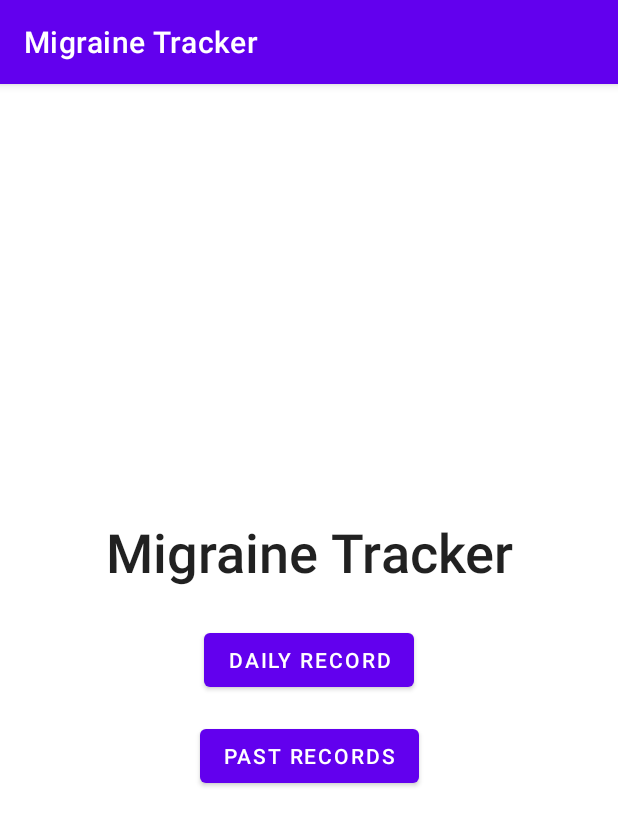
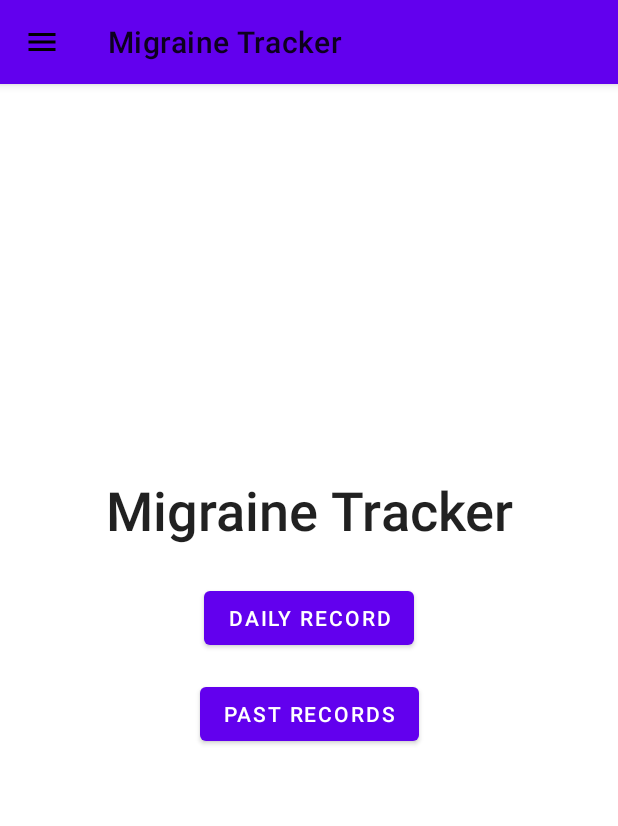
Before and after one commit to RegBl/MigraineTracker, an Android app built with Jetpack Compose: the screen it shows after launch (MainActivity), on a phone screen of 412 x 824 dp. Shown: the top 826 px of the screen. Run offline under Robolectric (Android 15) with nearby library versions, the phone set to English and light mode, and no system bars; our stand-ins replace Room's generated code, data binding.

Commit message:
Added app bar and some search elements, revised list item,

```diff
--- /dev/null
+++ b/app/src/main/res/drawable/ic_baseline_menu_24.xml
@@ -0,0 +1,5 @@
+<vector android:height="24dp" android:tint="#000000"
+    android:viewportHeight="24" android:viewportWidth="24"
+    android:width="24dp" xmlns:android="http://schemas.android.com/apk/res/android">
+    <path android:fillColor="@android:color/white" android:pathData="M3,18h18v-2L3,16v2zM3,13h18v-2L3,11v2zM3,6v2h18L21,6L3,6z"/>
+</vector>
--- /dev/null
+++ b/app/src/main/res/drawable/ic_search.xml
@@ -0,0 +1,5 @@
+<vector android:height="24dp" android:tint="#000000"
+    android:viewportHeight="24" android:viewportWidth="24"
+    android:width="24dp" xmlns:android="http://schemas.android.com/apk/res/android">
+    <path android:fillColor="@android:color/white" android:pathData="M15.5,14h-0.79l-0.28,-0.27C15.41,12.59 16,11.11 16,9.5 16,5.91 13.09,3 9.5,3S3,5.91 3,9.5 5.91,16 9.5,16c1.61,0 3.09,-0.59 4.23,-1.57l0.27,0.28v0.79l5,4.99L20.49,19l-4.99,-5zM9.5,14C7.01,14 5,11.99 5,9.5S7.01,5 9.5,5 14,7.01 14,9.5 11.99,14 9.5,14z"/>
+</vector>
--- a/app/src/main/res/layout/fragment_main.xml
+++ b/app/src/main/res/layout/fragment_main.xml
@@ -14,6 +14,23 @@
         android:layout_width="match_parent"
         android:layout_height="match_parent"
         tools:context=".view.MainFragment">
+
+        <com.google.android.material.appbar.AppBarLayout
+            android:id="@+id/app_bar"
+            android:layout_width="match_parent"
+            android:layout_height="wrap_content"
+            app:layout_constraintTop_toTopOf="parent"
+            android:fitsSystemWindows="true">
+
+            <com.google.android.material.appbar.MaterialToolbar
+                android:id="@+id/toolbar"
+                android:layout_width="match_parent"
+                android:layout_height="?attr/actionBarSize"
+                app:title="@string/app_name"
+                app:navigationIcon="@drawable/ic_baseline_menu_24"
+                app:popupTheme="@style/ThemeOverlay.AppCompat.Dark" />
+
+        </com.google.android.material.appbar.AppBarLayout>
 
         <TextView
             android:id="@+id/text_app_label"
--- a/app/src/main/res/values/strings.xml
+++ b/app/src/main/res/values/strings.xml
@@ -24,4 +24,6 @@
     <string name="past_record_date">Date:</string>
     <string name="past_record_intensity">Intensity:</string>
     <string name="past_record_id">ID:</string>
+    <string name="search_hint">Date as string</string>
+    <string name="search_title">Search</string>
 </resources>
--- a/app/src/main/res/values/themes.xml
+++ b/app/src/main/res/values/themes.xml
@@ -1,6 +1,6 @@
 <resources xmlns:tools="http://schemas.android.com/tools">
     <!-- Base application theme. -->
-    <style name="Theme.MigraineTracker" parent="Theme.MaterialComponents.DayNight.DarkActionBar">
+    <style name="Theme.MigraineTracker" parent="Theme.MaterialComponents.DayNight.NoActionBar">
         <!-- Primary brand color. -->
         <item name="colorPrimary">@color/purple_500</item>
         <item name="colorPrimaryVariant">@color/purple_700</item>
@@ -10,27 +10,33 @@
         <item name="colorSecondaryVariant">@color/teal_700</item>
         <item name="colorOnSecondary">@color/black</item>
         <!-- Status bar color. -->
-        <item name="android:statusBarColor" tools:targetApi="l">?attr/colorPrimaryVariant</item>
-        <!-- Customize your theme here. -->
+        <item name="android:statusBarColor" >?attr/colorPrimaryVariant</item>
     </style>
+
     <style name="app_title" parent="TextAppearance.AppCompat.Title">
         <item name="android:gravity">center</item>
         <item name="android:layout_margin">24dp</item>
         <item name="android:textSize">36sp</item>
     </style>
+
     <style name="button" parent="TextAppearance.AppCompat.Button">
         <item name="android:layout_margin">16dp</item>
         <item name="android:gravity">center</item>
         <item name="android:textColor">@color/white</item>
     </style>
+
     <style name="question_text" parent="TextAppearance.AppCompat.Body1">
         <item name="android:layout_margin">16dp</item>
-        <item name="android:textSize">24dp</item>
+        <item name="android:textSize">24sp</item>
     </style>
+
     <style name="question_toggle">
         <item name="android:layout_margin">16dp</item>
     </style>
+
     <style name="question_edit_text">
         <item name="android:layout_margin">16dp</item>
     </style>
+
+
 </resources>
--- /dev/null
+++ b/app/src/main/res/xml/searchable.xml
@@ -0,0 +1,5 @@
+<?xml version="1.0" encoding="utf-8"?>
+
+<searchable xmlns:android="http://schemas.android.com/apk/res/android"
+    android:label="@string/app_name"
+    android:hint="@string/search_hint" />
```
Also changed, not shown: app/src/main/java/io/github/regbl/migrainetracker/view/PastRecordsFragment.kt (+7 -7 lines), app/src/main/res/layout/past_record_list_item.xml (+6 -3 lines), app/src/main/res/menu/options_menu.xml (added, +9 -0 lines).
